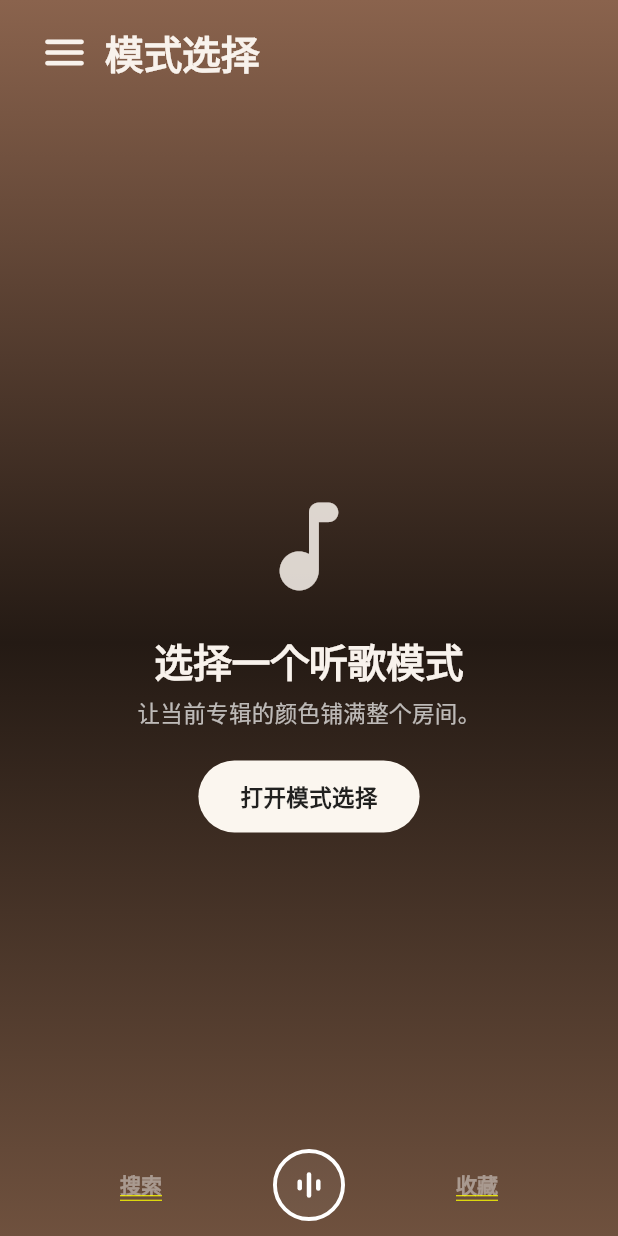
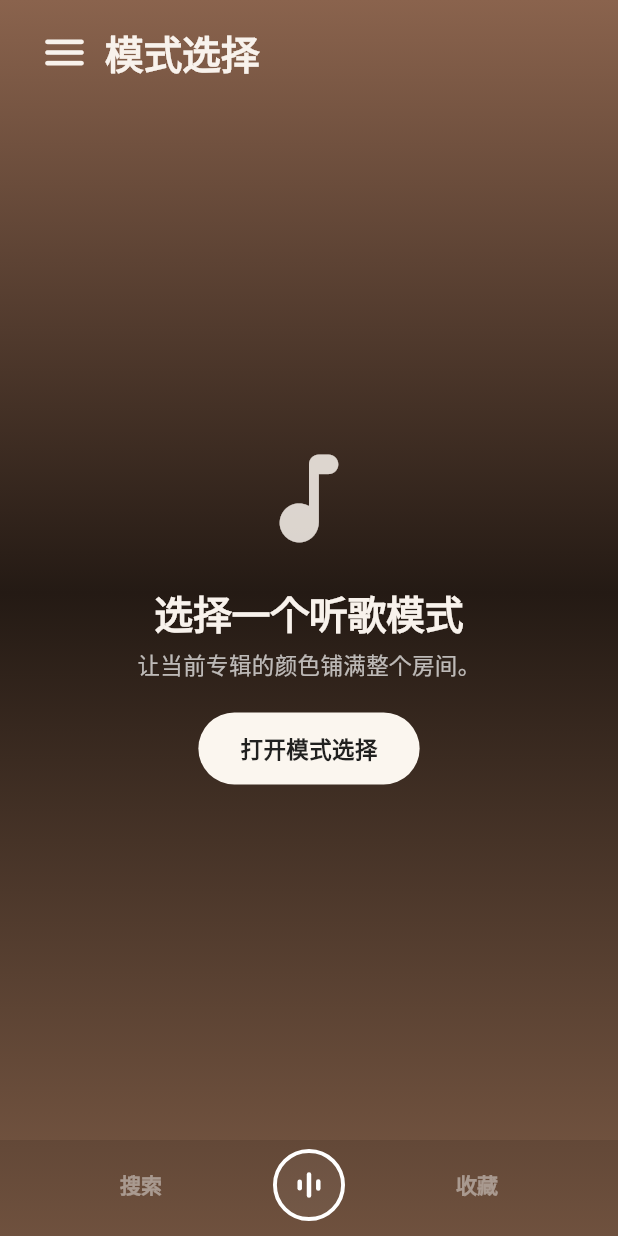
Before and after one commit to txsp10000/juhe-music, a Flutter app: the screen it shows after launch, on a phone screen of 412 x 824 dp. Run offline on Flutter 3.47's test engine with Material 3 defaults, Android fonts, the phone set to English and light mode, and no system bars; our stand-ins replace audio_service, connectivity_plus, palette_generator, shared_preferences; missing offline and left inert: audio_session, media_kit.

Commit message:
Polish shared mobile design tokens

```diff
--- a/lib/main.dart
+++ b/lib/main.dart
@@ -59,11 +59,17 @@ class MusicApp extends StatelessWidget {
       fontFamily: 'sans-serif',
       textTheme: const TextTheme(
         titleLarge: TextStyle(
-            color: AppDesignTokens.lyricWhite, fontWeight: FontWeight.w800),
+            color: AppDesignTokens.lyricWhite,
+            fontWeight: FontWeight.w800,
+            decoration: TextDecoration.none),
         titleMedium: TextStyle(
-            color: AppDesignTokens.lyricWhite, fontWeight: FontWeight.w700),
-        bodyMedium: TextStyle(color: AppDesignTokens.lyricWhite),
-        bodySmall: TextStyle(color: AppDesignTokens.quietGrey),
+            color: AppDesignTokens.lyricWhite,
+            fontWeight: FontWeight.w700,
+            decoration: TextDecoration.none),
+        bodyMedium: TextStyle(
+            color: AppDesignTokens.lyricWhite, decoration: TextDecoration.none),
+        bodySmall: TextStyle(
+            color: AppDesignTokens.quietGrey, decoration: TextDecoration.none),
       ),
       iconTheme: const IconThemeData(color: AppDesignTokens.lyricWhite),
       appBarTheme: const AppBarTheme(
--- a/lib/pages/favorites_page.dart
+++ b/lib/pages/favorites_page.dart
@@ -261,7 +261,7 @@ class _FavoritesPageState extends State<FavoritesPage> {
     // so the final favorite can still scroll clear of the overlay.
     final bottomInset = MediaQuery.of(context).padding.bottom;
     final bottomPadding =
-        widget.embedded ? (_editMode ? 10.0 : 12.0 + bottomInset) : 86.0;
+        widget.embedded ? (_editMode ? 10.0 : 64.0 + bottomInset) : 86.0;
     return ListView.builder(
       controller: _scrollController,
       padding: EdgeInsets.only(top: 4, bottom: bottomPadding),
--- a/lib/pages/main_page.dart
+++ b/lib/pages/main_page.dart
@@ -75,6 +75,7 @@ class _MainPageState extends State<MainPage> {
   Widget build(BuildContext context) {
     final panelWidth =
         (MediaQuery.of(context).size.width * 0.84).clamp(0.0, 380.0);
+    final bottomControlHeight = 64.0 + MediaQuery.of(context).padding.bottom;
 
     return MusicScaffoldBackground(
       bgHint: _bgHint,
@@ -88,10 +89,13 @@ class _MainPageState extends State<MainPage> {
             // Keep the page viewport above the persistent nav. This avoids
             // platform-specific safe-area overlap on both iOS and Android.
             extendBody: false,
-            body: IndexedStack(
+            body: Padding(
+              padding: EdgeInsets.only(bottom: bottomControlHeight),
+              child: IndexedStack(
                 index: _tab,
                 children: [
-                PlayerPage(embedded: true, onOpenDrawer: () => _openDrawer(0)),
+                  PlayerPage(
+                      embedded: true, onOpenDrawer: () => _openDrawer(0)),
                   SearchPage(
                     embedded: true,
                     onShowPlayer: _showPlayer,
@@ -99,6 +103,7 @@ class _MainPageState extends State<MainPage> {
                   ),
                   FavoritesPage(embedded: true, onShowPlayer: _showPlayer),
                 ],
+              ),
             ),
           ),
           // Render the controls directly in the shared background stack.
@@ -295,6 +300,10 @@ class _MainPageState extends State<MainPage> {
                   ? AppDesignTokens.lyricWhite
                   : AppDesignTokens.warmWhite.withValues(alpha: 0.46),
               weight: FontWeight.w800,
+            ).copyWith(
+              decoration: TextDecoration.none,
+              decorationColor: Colors.transparent,
+              decorationThickness: 0,
             ),
           ),
         ),
--- a/lib/pages/player_page.dart
+++ b/lib/pages/player_page.dart
@@ -423,7 +423,7 @@ class _PlayerPageState extends State<PlayerPage> {
                     offset: Offset(
                         0,
                         _dragOffset < 0
-                            ? height + _dragOffset
+                            ? -height - _dragOffset
                             : height - _dragOffset),
                     child: _buildPlayerContent(adjacentSong,
                         coverBytes: _adjacentCovers[adjacentSong.id]),
@@ -439,8 +439,10 @@ class _PlayerPageState extends State<PlayerPage> {
                       switchInCurve: Curves.easeOutCubic,
                       switchOutCurve: Curves.easeInCubic,
                       transitionBuilder: (child, animation) {
+                        // Next (upward swipe) enters from the top; previous
+                        // (downward swipe) enters from the bottom.
                         final begin =
-                            Offset(0, _swipeDirection < 0 ? 1.0 : -1.0);
+                            Offset(0, _swipeDirection < 0 ? -1.0 : 1.0);
                         return SlideTransition(
                           position: animation.drive(
                             Tween(begin: begin, end: Offset.zero),
--- a/lib/theme/app_design_tokens.dart
+++ b/lib/theme/app_design_tokens.dart
@@ -90,7 +90,8 @@ class AppDesignTokens {
         fontSize: size,
         height: 1.08,
         fontWeight: FontWeight.w800,
-        letterSpacing: -0.7);
+        letterSpacing: -0.7,
+        decoration: TextDecoration.none);
   }
 
   static TextStyle title({double size = 20, Color color = lyricWhite}) {
@@ -99,7 +100,8 @@ class AppDesignTokens {
         fontSize: size,
         height: 1.15,
         fontWeight: FontWeight.w800,
-        letterSpacing: -0.25);
+        letterSpacing: -0.25,
+        decoration: TextDecoration.none);
   }
 
   static TextStyle body(
@@ -107,7 +109,11 @@ class AppDesignTokens {
       Color color = lyricWhite,
       FontWeight weight = FontWeight.w500}) {
     return TextStyle(
-        color: color, fontSize: size, height: 1.35, fontWeight: weight);
+        color: color,
+        fontSize: size,
+        height: 1.35,
+        fontWeight: weight,
+        decoration: TextDecoration.none);
   }
 
   static TextStyle caption({double size = 12, Color color = quietGrey}) {
@@ -116,7 +122,8 @@ class AppDesignTokens {
         fontSize: size,
         height: 1.25,
         fontWeight: FontWeight.w700,
-        letterSpacing: 0.2);
+        letterSpacing: 0.2,
+        decoration: TextDecoration.none);
   }
 }
 
--- a/lib/tv/tv_tokens.dart
+++ b/lib/tv/tv_tokens.dart
@@ -25,6 +25,7 @@ class TvTokens {
       fontSize: size,
       height: 1.08,
       fontWeight: FontWeight.w800,
+      decoration: TextDecoration.none,
     );
   }
 
@@ -34,6 +35,7 @@ class TvTokens {
       fontSize: size,
       height: 1.1,
       fontWeight: FontWeight.w700,
+      decoration: TextDecoration.none,
     );
   }
 
@@ -46,6 +48,7 @@ class TvTokens {
       fontSize: size,
       height: 1.25,
       fontWeight: weight,
+      decoration: TextDecoration.none,
     );
   }
 
@@ -55,6 +58,7 @@ class TvTokens {
       fontSize: size,
       height: 1.15,
       fontWeight: FontWeight.w700,
+      decoration: TextDecoration.none,
     );
   }
 }
```
Lines whose indentation alone changed are shown as unchanged.
